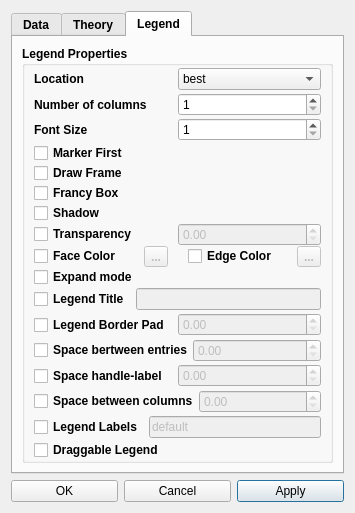
Qt form RepTate/gui/markerSettings.ui (jorge-ramirez-upm/RepTate) before a commit.
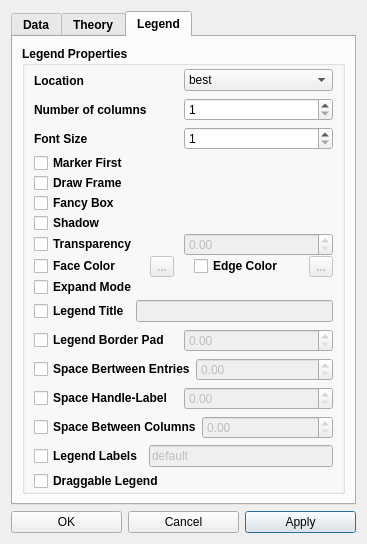
The same form after that commit. The open tabs and pages were chosen to show the change. Icons and pictures are not drawn.

Commit message: small corrections to markers ui

```diff
--- a/RepTate/gui/markerSettings.ui
+++ b/RepTate/gui/markerSettings.ui
@@ -6,8 +6,8 @@
    <rect>
     <x>0</x>
     <y>0</y>
-    <width>355</width>
-    <height>483</height>
+    <width>367</width>
+    <height>544</height>
    </rect>
   </property>
   <property name="windowTitle">
@@ -871,7 +871,7 @@
                 <string>Draw legend frame with round edges?</string>
                </property>
                <property name="text">
-                <string>Francy Box</string>
+                <string>Fancy Box</string>
                </property>
               </widget>
              </item>
@@ -957,7 +957,7 @@
                 <string>Expand the legend horizontally to fill the axes area?</string>
                </property>
                <property name="text">
-                <string>Expand mode</string>
+                <string>Expand Mode</string>
                </property>
               </widget>
              </item>
@@ -1104,7 +1104,7 @@
              <item>
               <widget class="QCheckBox" name="labelspacingCheckBox">
                <property name="text">
-                <string>Space bertween entries</string>
+                <string>Space Bertween Entries</string>
                </property>
               </widget>
              </item>
@@ -1157,7 +1157,7 @@
              <item>
               <widget class="QCheckBox" name="handletextpadCheckBox">
                <property name="text">
-                <string>Space handle-label</string>
+                <string>Space Handle-Label</string>
                </property>
               </widget>
              </item>
@@ -1210,7 +1210,7 @@
              <item>
               <widget class="QCheckBox" name="columnspacingCheckBox">
                <property name="text">
-                <string>Space between columns</string>
+                <string>Space Between Columns</string>
                </property>
               </widget>
              </item>
```
Left out of the diff: 175 changed lines with no effect on the pictures. The commit also changes 1 other file.
